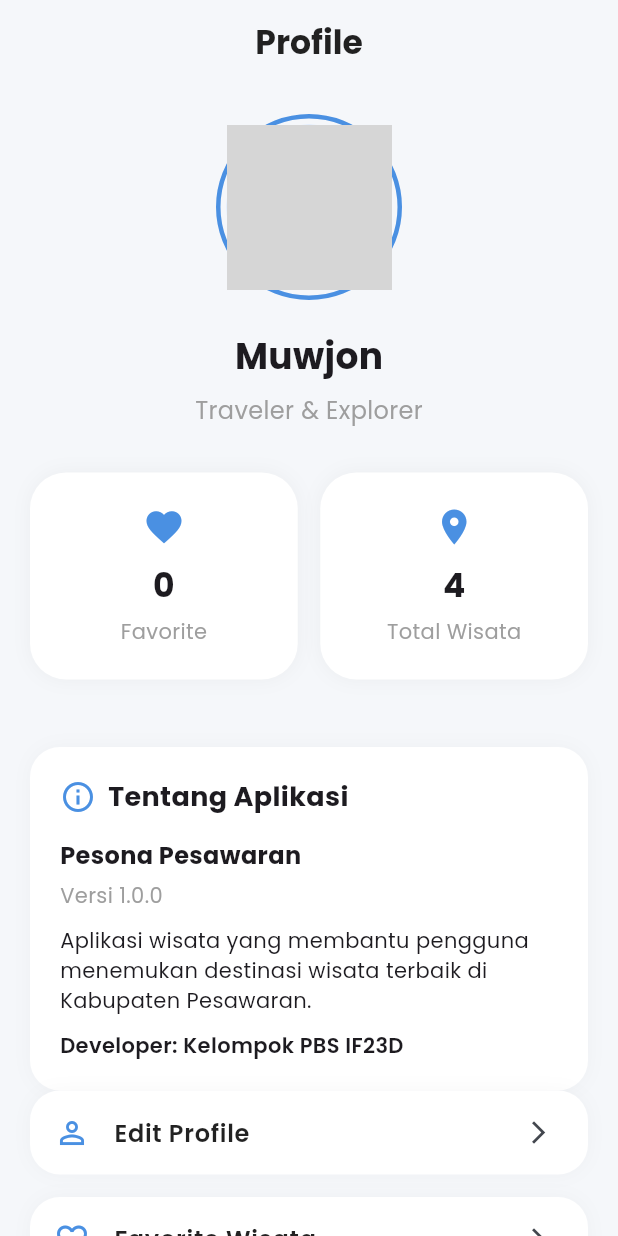
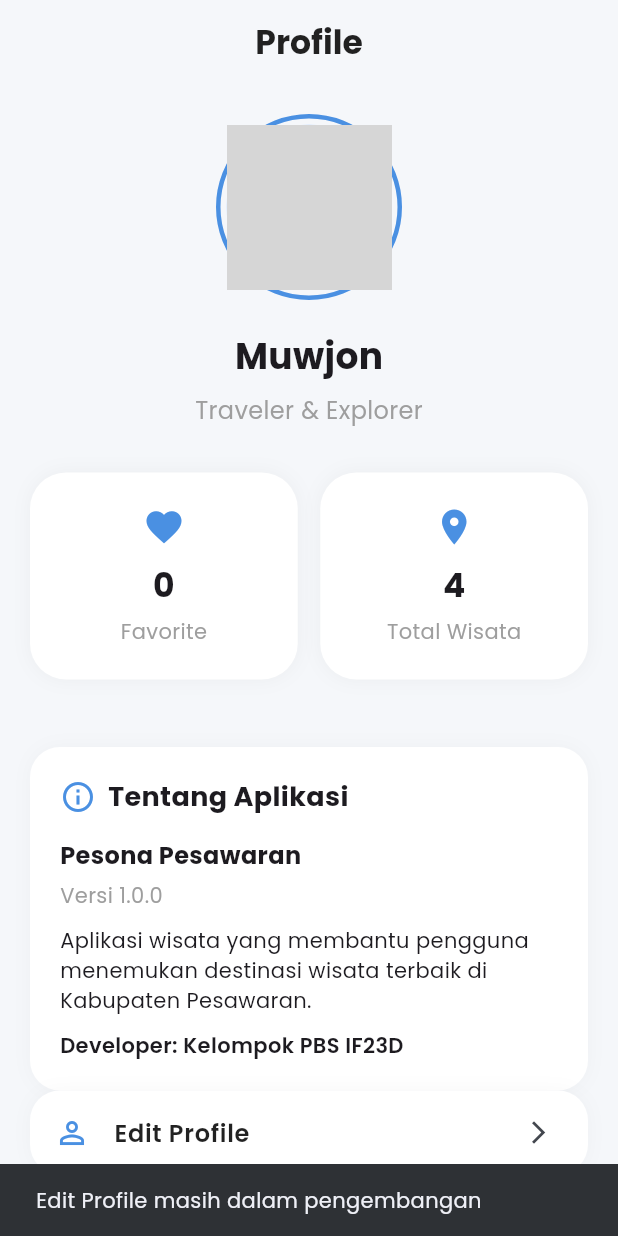
Before and after one commit to rolandtrbl/pesona-pesawaran, a Flutter app: the ProfilePage screen opened directly, after a tap on "Edit Profile", on a phone screen of 412 x 824 dp. Run offline on Flutter 3.47's test engine with Material 3 defaults, Android fonts, the light colour scheme and no system bars; our stand-ins replace dio, get, google_fonts, shared_preferences; accounts and stored records are empty; network calls fail; grey boxes are pictures that could not be loaded.

Commit message:
feat: add profile menu actions

```diff
--- a/frontend/lib/features/profile/pages/profile_page.dart
+++ b/frontend/lib/features/profile/pages/profile_page.dart
@@ -239,16 +239,13 @@ class ProfilePage extends StatelessWidget {
                 return AlertDialog(
                   title: const Text('Logout'),
                   content: const Text('Apakah Anda yakin ingin keluar?'),
-
                   actions: [
                     TextButton(
                       onPressed: () {
                         Navigator.pop(context);
                       },
-
                       child: const Text('Batal'),
                     ),
-
                     ElevatedButton(
                       onPressed: () {
                         Navigator.pop(context);
@@ -257,14 +254,19 @@ class ProfilePage extends StatelessWidget {
                           const SnackBar(content: Text('Logout berhasil')),
                         );
                       },
-
                       child: const Text('Logout'),
                     ),
                   ],
                 );
               },
             );
+
+            return;
           }
+
+          ScaffoldMessenger.of(context).showSnackBar(
+            SnackBar(content: Text('$title masih dalam pengembangan')),
+          );
         },
       ),
     );
```
